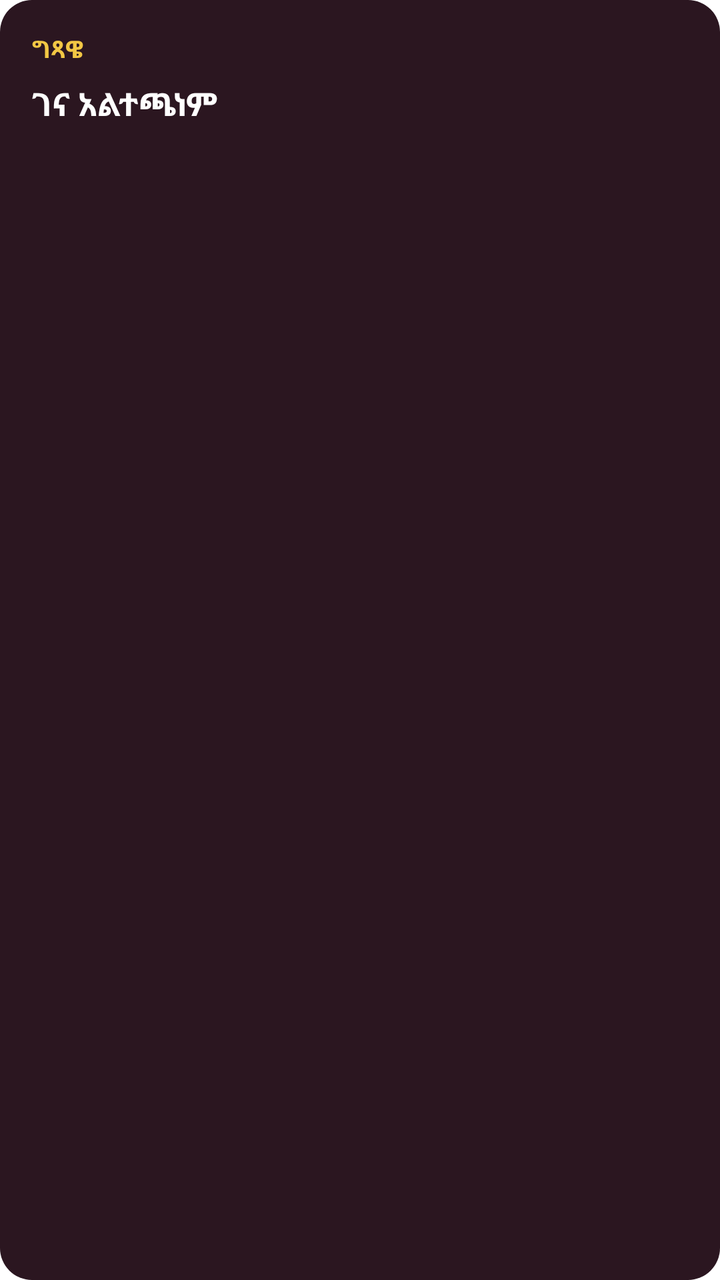
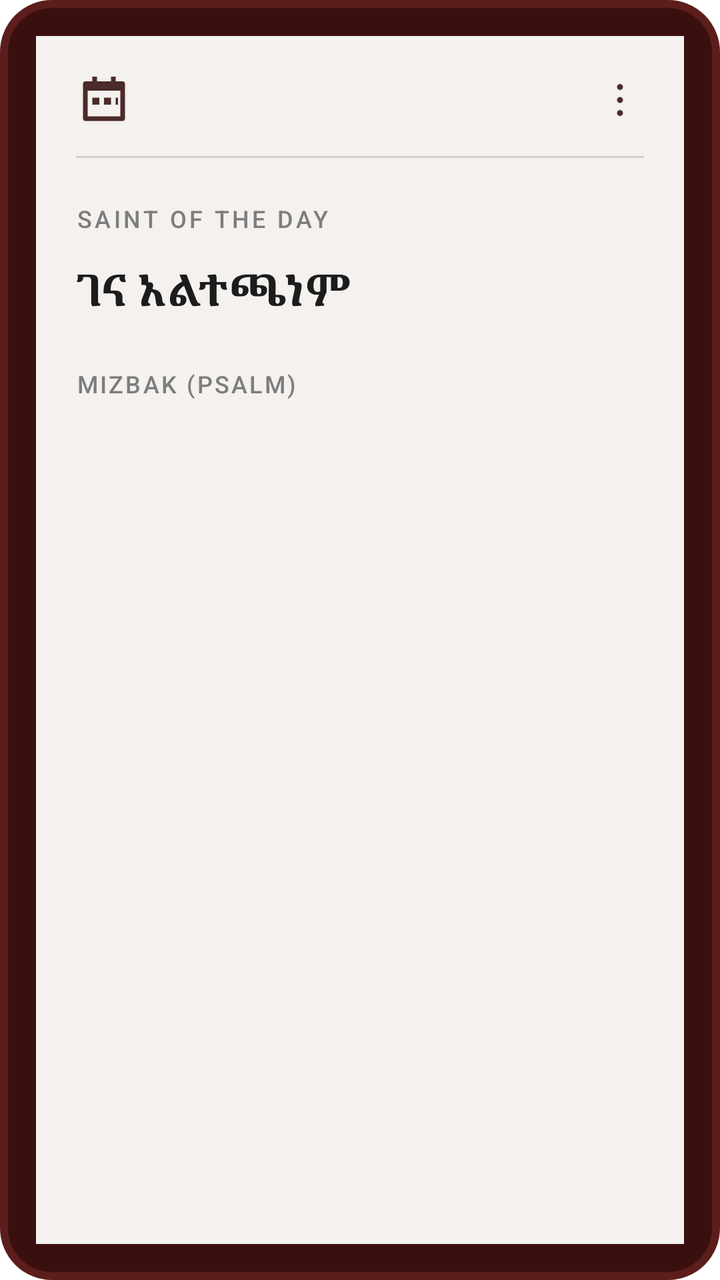

The first picture is an Android layout as it rendered before a commit; the second is the same layout after the commit. The layout source and the unified diff follow.
<!-- AndroidManifest.xml: fallback theme Theme.MaterialComponents.DayNight.NoActionBar -->
<!-- res/layout/gitsawe_widget.xml -->
<?xml version="1.0" encoding="utf-8"?>
<LinearLayout xmlns:android="http://schemas.android.com/apk/res/android"
    android:id="@+id/widget_root"
    android:layout_width="match_parent"
    android:layout_height="match_parent"
    android:orientation="vertical"
    android:background="@drawable/widget_background"
    android:padding="16dp">

    <LinearLayout
        android:layout_width="match_parent"
        android:layout_height="wrap_content"
        android:orientation="horizontal"
        android:gravity="center_vertical">

        <TextView
            android:layout_width="0dp"
            android:layout_height="wrap_content"
            android:layout_weight="1"
            android:text="ግጻዌ"
            android:textColor="#F2C744"
            android:textSize="12sp"
            android:textStyle="bold" />

        <TextView
            android:id="@+id/widget_date"
            android:layout_width="wrap_content"
            android:layout_height="wrap_content"
            android:text=""
            android:textColor="#F7F3EE"
            android:textSize="11sp" />
    </LinearLayout>

    <TextView
        android:id="@+id/widget_title"
        android:layout_width="match_parent"
        android:layout_height="wrap_content"
        android:layout_marginTop="8dp"
        android:ellipsize="end"
        android:maxLines="2"
        android:text="ገና አልተጫነም"
        android:textColor="#FFFFFF"
        android:textSize="16sp"
        android:textStyle="bold" />

    <TextView
        android:id="@+id/widget_snksar"
        android:layout_width="match_parent"
        android:layout_height="wrap_content"
        android:layout_marginTop="6dp"
        android:ellipsize="end"
        android:maxLines="2"
        android:text=""
        android:textColor="#F7F3EE"
        android:textSize="12sp" />
</LinearLayout>
<!-- resources referenced by this layout -->
<resources>
  <!-- drawable widget_background (drawable) -->
  <?xml version="1.0" encoding="utf-8"?>
  <shape xmlns:android="http://schemas.android.com/apk/res/android"
      android:shape="rectangle">
      <solid android:color="#2B1620" />
      <corners android:radius="16dp" />
  </shape>
</resources>

<!-- the commit's change to res/layout/gitsawe_widget.xml (unified diff, before → after) -->
@@ -5,52 +5,103 @@
     android:layout_height="match_parent"
     android:orientation="vertical"
     android:background="@drawable/widget_background"
-    android:padding="16dp">
+    android:padding="18dp">
 
     <LinearLayout
         android:layout_width="match_parent"
-        android:layout_height="wrap_content"
-        android:orientation="horizontal"
-        android:gravity="center_vertical">
+        android:layout_height="match_parent"
+        android:orientation="vertical"
+        android:background="#F4F1EE"
+        android:paddingStart="20dp"
+        android:paddingEnd="20dp"
+        android:paddingTop="18dp"
+        android:paddingBottom="18dp">
+
+        <LinearLayout
+            android:layout_width="match_parent"
+            android:layout_height="wrap_content"
+            android:orientation="horizontal"
+            android:gravity="center_vertical">
+
+            <ImageView
+                android:layout_width="28dp"
+                android:layout_height="28dp"
+                android:src="@drawable/widget_calendar"
+                android:tint="#4B2A2A"
+                android:contentDescription="@string/widget_header_label" />
+
+            <TextView
+                android:id="@+id/widget_date"
+                android:layout_width="0dp"
+                android:layout_height="wrap_content"
+                android:layout_weight="1"
+                android:layout_marginStart="12dp"
+                android:text=""
+                android:textColor="#4B2A2A"
+                android:textSize="20sp"
+                android:textStyle="bold"
+                android:fontFamily="serif" />
+
+            <ImageView
+                android:layout_width="24dp"
+                android:layout_height="24dp"
+                android:src="@drawable/widget_more"
+                android:tint="#4B2A2A"
+                android:contentDescription="@null" />
+        </LinearLayout>
+
+        <View
+            android:layout_width="match_parent"
+            android:layout_height="1dp"
+            android:layout_marginTop="14dp"
+            android:background="#D5CFC8" />
 
         <TextView
-            android:layout_width="0dp"
+            android:layout_width="match_parent"
             android:layout_height="wrap_content"
-            android:layout_weight="1"
-            android:text="ግጻዌ"
-            android:textColor="#F2C744"
+            android:layout_marginTop="22dp"
+            android:text="@string/label_saint_of_the_day"
+            android:textAllCaps="true"
+            android:textColor="#7D7D7D"
             android:textSize="12sp"
-            android:textStyle="bold" />
+            android:letterSpacing="0.12"
+            android:fontFamily="sans-serif-medium" />
 
         <TextView
-            android:id="@+id/widget_date"
-            android:layout_width="wrap_content"
+            android:id="@+id/widget_title"
+            android:layout_width="match_parent"
             android:layout_height="wrap_content"
+            android:layout_marginTop="12dp"
+            android:ellipsize="end"
+            android:maxLines="2"
+            android:text="@string/widget_default_title"
+            android:textColor="#1C1C1C"
+            android:textSize="22sp"
+            android:textStyle="bold"
+            android:fontFamily="serif" />
+
+        <TextView
+            android:layout_width="match_parent"
+            android:layout_height="wrap_content"
+            android:layout_marginTop="24dp"
+            android:text="@string/label_mizbak_psalm"
+            android:textAllCaps="true"
+            android:textColor="#7D7D7D"
+            android:textSize="12sp"
+            android:letterSpacing="0.09"
+            android:fontFamily="sans-serif-medium" />
+
+        <TextView
+            android:id="@+id/widget_snksar"
+            android:layout_width="match_parent"
+            android:layout_height="wrap_content"
+            android:layout_marginTop="12dp"
+            android:ellipsize="end"
+            android:maxLines="5"
             android:text=""
-            android:textColor="#F7F3EE"
-            android:textSize="11sp" />
+            android:textColor="#3F2B2B"
+            android:textSize="18sp"
+            android:lineSpacingExtra="6dp"
+            android:fontFamily="serif" />
     </LinearLayout>
-
-    <TextView
-        android:id="@+id/widget_title"
-        android:layout_width="match_parent"
-        android:layout_height="wrap_content"
-        android:layout_marginTop="8dp"
-        android:ellipsize="end"
-        android:maxLines="2"
-        android:text="ገና አልተጫነም"
-        android:textColor="#FFFFFF"
-        android:textSize="16sp"
-        android:textStyle="bold" />
-
-    <TextView
-        android:id="@+id/widget_snksar"
-        android:layout_width="match_parent"
-        android:layout_height="wrap_content"
-        android:layout_marginTop="6dp"
-        android:ellipsize="end"
-        android:maxLines="2"
-        android:text=""
-        android:textColor="#F7F3EE"
-        android:textSize="12sp" />
 </LinearLayout>
<!-- resource entries referenced after the edit -->
@@ -4,8 +4,37 @@
   <?xml version="1.0" encoding="utf-8"?>
   <shape xmlns:android="http://schemas.android.com/apk/res/android"
       android:shape="rectangle">
-      <solid android:color="#2B1620" />
-      <corners android:radius="16dp" />
+      <solid android:color="#3A100E" />
+      <stroke
+          android:width="4dp"
+          android:color="#5C1D1D" />
+      <corners android:radius="24dp" />
   </shape>
+  <!-- drawable widget_calendar (drawable) -->
+  <?xml version="1.0" encoding="utf-8"?>
+  <vector xmlns:android="http://schemas.android.com/apk/res/android"
+      android:width="24dp"
+      android:height="24dp"
+      android:viewportWidth="24"
+      android:viewportHeight="24">
+      <path
+          android:fillColor="#FF000000"
+          android:pathData="M7,2h2v2h6V2h2v2h3c0.55,0 1,0.45 1,1v15c0,0.55 -0.45,1 -1,1H4c-0.55,0 -1,-0.45 -1,-1V5c0,-0.55 0.45,-1 1,-1h3V2zM5,8v11h14V8H5zM7,11h3v3H7v-3zM12,11h3v3h-3v-3zM17,11h1v3h-1v-3z" />
+  </vector>
+  <!-- drawable widget_more (drawable) -->
+  <?xml version="1.0" encoding="utf-8"?>
+  <vector xmlns:android="http://schemas.android.com/apk/res/android"
+      android:width="24dp"
+      android:height="24dp"
+      android:viewportWidth="24"
+      android:viewportHeight="24">
+      <path
+          android:fillColor="#FF000000"
+          android:pathData="M12,5.5m-1.5,0a1.5,1.5 0,1 1,3 0a1.5,1.5 0,1 1,-3 0M12,12m-1.5,0a1.5,1.5 0,1 1,3 0a1.5,1.5 0,1 1,-3 0M12,18.5m-1.5,0a1.5,1.5 0,1 1,3 0a1.5,1.5 0,1 1,-3 0" />
+  </vector>
+  <string name="label_mizbak_psalm" translatable="false">MIZBAK (PSALM)</string>
+  <string name="label_saint_of_the_day" translatable="false">SAINT OF THE DAY</string>
+  <string name="widget_default_title">ገና አልተጫነም</string>
+  <string name="widget_header_label">ግጻዌ</string>
 </resources>
 
